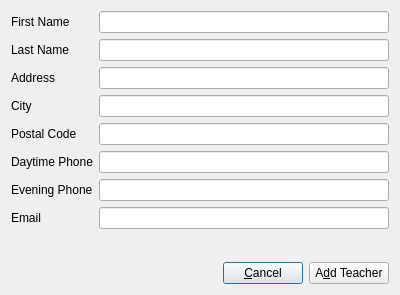
The window that Forms/ui_addTeacherDialog.ui (diana134/afs) describes before a commit, drawn with Qt 5.
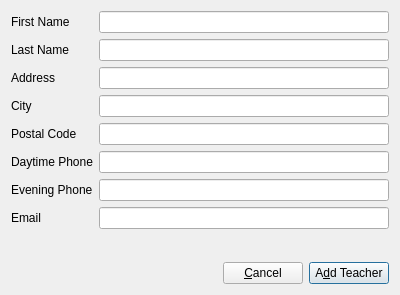
The same window after the commit.

```diff
--- a/Forms/ui_addTeacherDialog.ui
+++ b/Forms/ui_addTeacherDialog.ui
@@ -19,6 +19,9 @@
      <property name="text">
       <string>&amp;Cancel</string>
      </property>
+     <property name="autoDefault">
+      <bool>false</bool>
+     </property>
     </widget>
    </item>
    <item row="2" column="2">
@@ -26,6 +29,12 @@
      <property name="text">
       <string>A&amp;dd Teacher</string>
      </property>
+     <property name="autoDefault">
+      <bool>false</bool>
+     </property>
+     <property name="default">
+      <bool>true</bool>
+     </property>
     </widget>
    </item>
    <item row="2" column="0">
```
